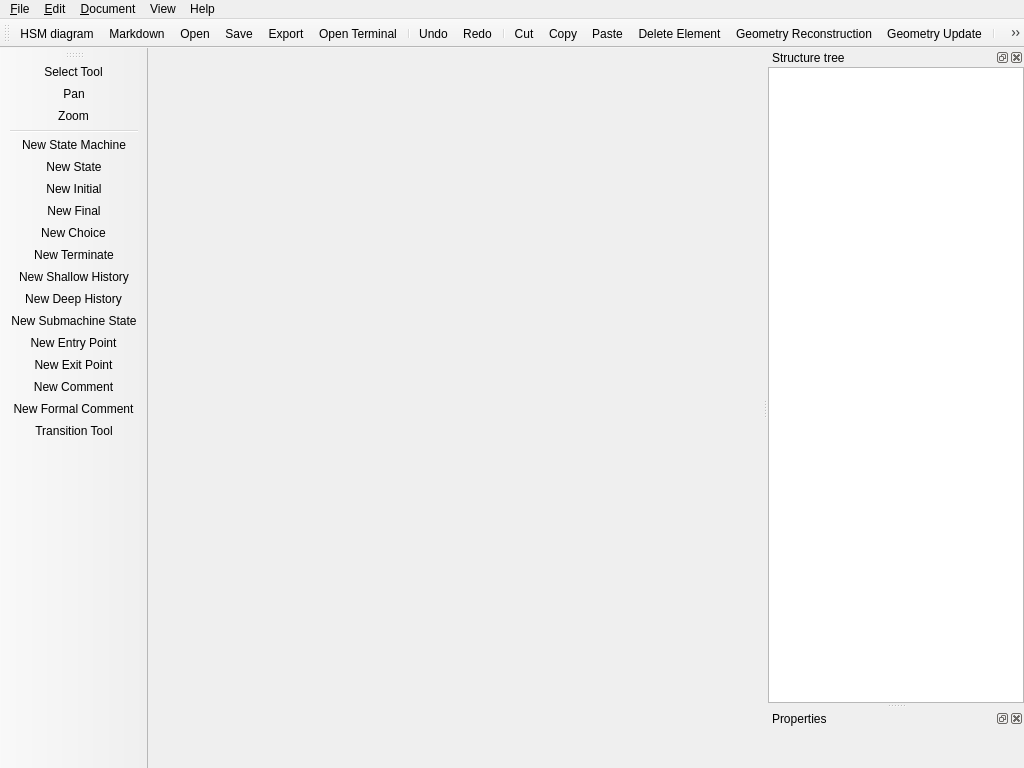
Qt form smeditor_window.ui (dralex/CyberiadaHSM-Editor) before a commit.
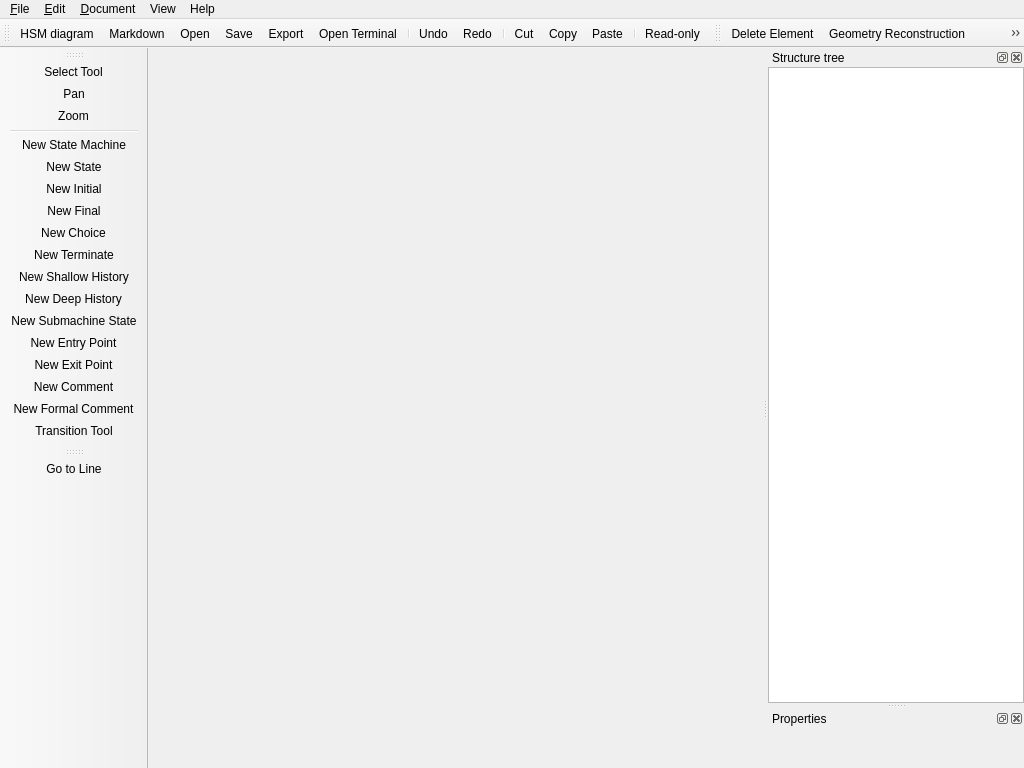
The same form after that commit. Icons and pictures are not drawn. Custom widgets are drawn as their Qt base class.

Commit message: toolbars: the diagram buttons on a diagram toolbar of their own, a text toolbar with go to line in a text tab, both following the tab and kept closed when the user closes them (EDIT-MD-1)

```diff
--- a/smeditor_window.ui
+++ b/smeditor_window.ui
@@ -282,6 +282,19 @@
    <addaction name="actionCut"/>
    <addaction name="actionCopy"/>
    <addaction name="actionPaste"/>
+   <addaction name="separator"/>
+   <addaction name="actionReadOnly"/>
+  </widget>
+  <widget class="QToolBar" name="diagramToolBar">
+   <property name="windowTitle">
+    <string>Diagram</string>
+   </property>
+   <attribute name="toolBarArea">
+    <enum>TopToolBarArea</enum>
+   </attribute>
+   <attribute name="toolBarBreak">
+    <bool>false</bool>
+   </attribute>
    <addaction name="actionDeleteElement"/>
    <addaction name="actionReconstructGeometry"/>
    <addaction name="actionUpdateGeometry"/>
@@ -292,7 +305,6 @@
    <addaction name="actionGridVisibility"/>
    <addaction name="actionSnapMode"/>
    <addaction name="actionServiceObjects"/>
-   <addaction name="actionReadOnly"/>
    <addaction name="actionLogSession"/>
   </widget>
   <widget class="QToolBar" name="elementToolBar">
@@ -327,6 +339,18 @@
    <addaction name="actionNewFormalComment"/>
    <addaction name="actionNewTransition"/>
   </widget>
+  <widget class="QToolBar" name="textToolBar">
+   <property name="windowTitle">
+    <string>Text</string>
+   </property>
+   <attribute name="toolBarArea">
+    <enum>LeftToolBarArea</enum>
+   </attribute>
+   <attribute name="toolBarBreak">
+    <bool>false</bool>
+   </attribute>
+   <addaction name="actionGoToLine"/>
+  </widget>
   <action name="actionUndo">
    <property name="icon">
     <iconset resource="smeditor.qrc">
```
Left out of the diff: 4 changed lines with no effect on the pictures. The commit also changes 11 other files.
